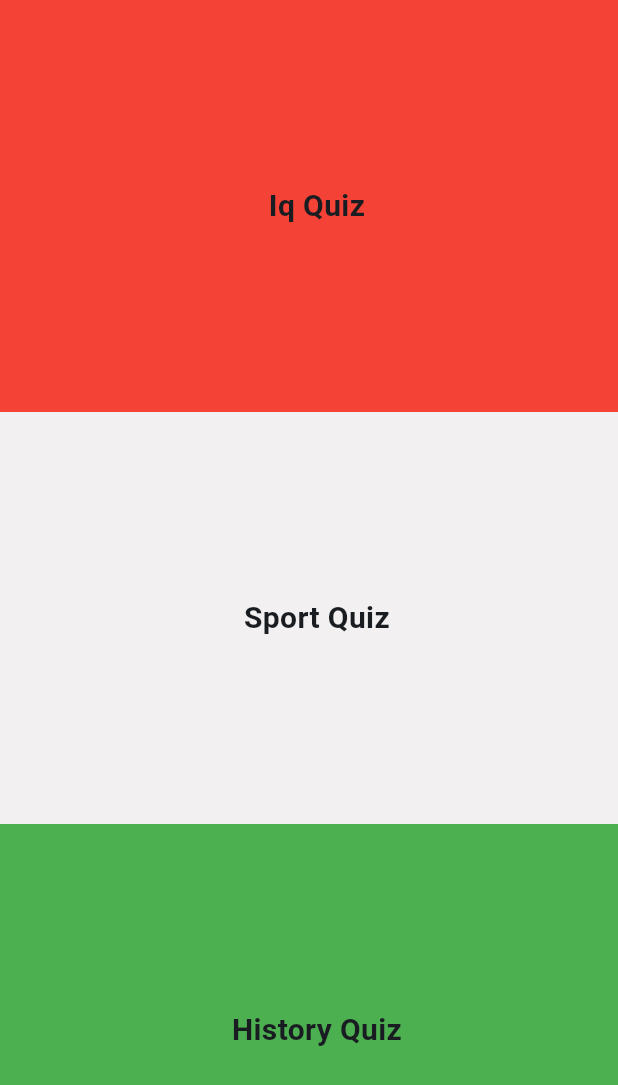
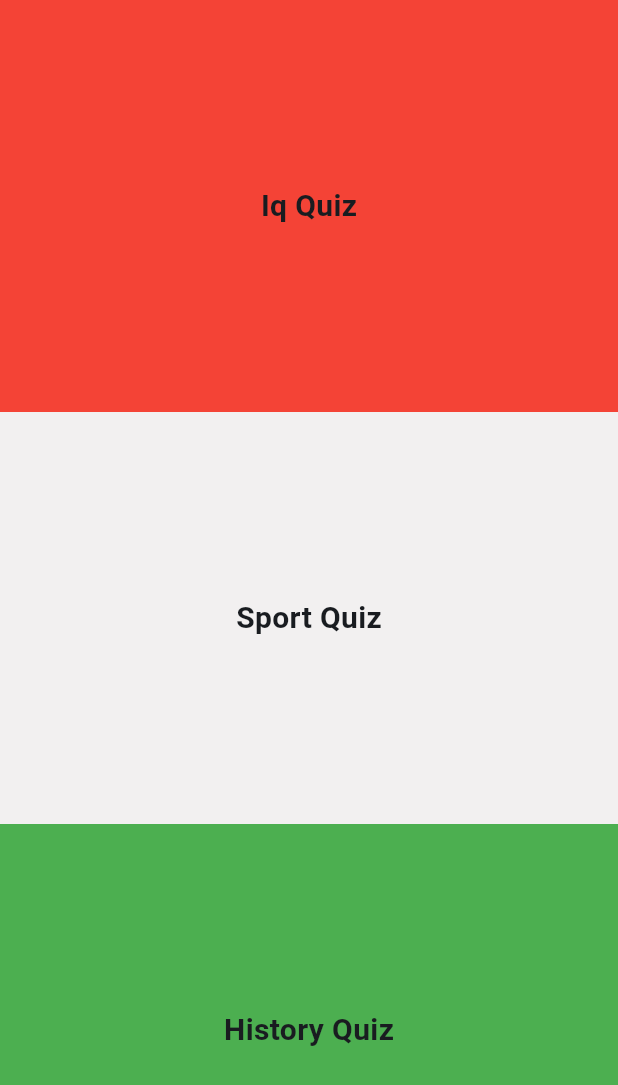
Before and after one commit to enasib556/task3_iti, a Flutter app: the CategoryScreen screen opened directly, on a phone screen of 412 x 824 dp. Shown: the top 1085 px of the screen. Run offline on Flutter 3.47's test engine with Material 3 defaults, Android fonts, the phone set to English and light mode, and no system bars.

```diff
--- /dev/null
+++ b/lib/data/quiz_app_data.dart
@@ -0,0 +1,282 @@
+List<Map<String, dynamic>> iqQuestions = [
+  {
+    'question': '1. What is the next number in the sequence: 2, 4, 8, 16, ...?',
+    'answers': [
+      {'ans': '32', 'score': 1},
+      {'ans': '30', 'score': 0},
+      {'ans': '28', 'score': 0},
+      {'ans': '24', 'score': 0},
+    ]
+  },
+  {
+    'question': '2. What is the smallest prime number?',
+    'answers': [
+      {'ans': '2', 'score': 1},
+      {'ans': '3', 'score': 0},
+      {'ans': '5', 'score': 0},
+      {'ans': '7', 'score': 0},
+    ]
+  },
+  {
+    'question': '3. What is the sum of the angles in a triangle?',
+    'answers': [
+      {'ans': '180 degrees', 'score': 1},
+      {'ans': '90 degrees', 'score': 0},
+      {'ans': '270 degrees', 'score': 0},
+      {'ans': '360 degrees', 'score': 0},
+    ]
+  },
+  {
+    'question':
+        '4. If you rearrange the letters "CIFAIPC" you would have the name of a(n):',
+    'answers': [
+      {'ans': 'Pacific', 'score': 1},
+      {'ans': 'Specific', 'score': 0},
+      {'ans': 'Science', 'score': 0},
+      {'ans': 'Official', 'score': 0},
+    ]
+  },
+  {
+    'question': '5. Which number is missing in the series: 3, 7, 11, 15, ...?',
+    'answers': [
+      {'ans': '19', 'score': 1},
+      {'ans': '17', 'score': 0},
+      {'ans': '21', 'score': 0},
+      {'ans': '23', 'score': 0},
+    ]
+  },
+  {
+    'question': '6. How many sides does a hexagon have?',
+    'answers': [
+      {'ans': '6', 'score': 1},
+      {'ans': '5', 'score': 0},
+      {'ans': '7', 'score': 0},
+      {'ans': '8', 'score': 0},
+    ]
+  },
+  {
+    'question': '7. What is the capital of France?',
+    'answers': [
+      {'ans': 'Paris', 'score': 1},
+      {'ans': 'London', 'score': 0},
+      {'ans': 'Berlin', 'score': 0},
+      {'ans': 'Madrid', 'score': 0},
+    ]
+  },
+  {
+    'question': '8. Which planet is known as the Red Planet?',
+    'answers': [
+      {'ans': 'Mars', 'score': 1},
+      {'ans': 'Earth', 'score': 0},
+      {'ans': 'Jupiter', 'score': 0},
+      {'ans': 'Saturn', 'score': 0},
+    ]
+  },
+  {
+    'question':
+        '9. If you have a basket with 10 apples and you take away 4, how many do you have?',
+    'answers': [
+      {'ans': '4', 'score': 1},
+      {'ans': '6', 'score': 0},
+      {'ans': '10', 'score': 0},
+    ]
+  },
+  {
+    'question':
+        '10. What is the next number in the Fibonacci sequence: 1, 1, 2, 3, 5, 8, ...?',
+    'answers': [
+      {'ans': '13', 'score': 1},
+      {'ans': '10', 'score': 0},
+    ]
+  }
+];
+
+List<Map<String, dynamic>> sportsQuestions = [
+  {
+    'question': '1. Which country won the FIFA World Cup in 2018?',
+    'answers': [
+      {'ans': 'France', 'score': 1},
+      {'ans': 'Brazil', 'score': 0},
+      {'ans': 'Germany', 'score': 0},
+      {'ans': 'Argentina', 'score': 0},
+    ]
+  },
+  {
+    'question': '2. In which sport would you perform a slam dunk?',
+    'answers': [
+      {'ans': 'Basketball', 'score': 1},
+      {'ans': 'Football', 'score': 0},
+      {'ans': 'Tennis', 'score': 0},
+      {'ans': 'Baseball', 'score': 0},
+    ]
+  },
+  {
+    'question': '3. Which athlete is known as the fastest man in the world?',
+    'answers': [
+      {'ans': 'Usain Bolt', 'score': 1},
+      {'ans': 'Michael Phelps', 'score': 0},
+      {'ans': 'Carl Lewis', 'score': 0},
+      {'ans': 'Mo Farah', 'score': 0},
+    ]
+  },
+  {
+    'question': '4. In which sport is the term "birdie" used?',
+    'answers': [
+      {'ans': 'Golf', 'score': 1},
+      {'ans': 'Tennis', 'score': 0},
+      {'ans': 'Cricket', 'score': 0},
+      {'ans': 'Hockey', 'score': 0},
+    ]
+  },
+  {
+    'question':
+        '5. Which country hosts the annual Tour de France cycling race?',
+    'answers': [
+      {'ans': 'France', 'score': 1},
+      {'ans': 'Italy', 'score': 0},
+      {'ans': 'Spain', 'score': 0},
+      {'ans': 'Switzerland', 'score': 0},
+    ]
+  },
+  {
+    'question': '6. Who is known as the "King of Football"?',
+    'answers': [
+      {'ans': 'Pelé', 'score': 1},
+      {'ans': 'Diego Maradona', 'score': 0},
+      {'ans': 'Lionel Messi', 'score': 0},
+      {'ans': 'Cristiano Ronaldo', 'score': 0},
+    ]
+  },
+  {
+    'question': '7. In which sport can you win the Stanley Cup?',
+    'answers': [
+      {'ans': 'Ice Hockey', 'score': 1},
+      {'ans': 'Basketball', 'score': 0},
+      {'ans': 'Baseball', 'score': 0},
+      {'ans': 'American Football', 'score': 0},
+    ]
+  },
+  {
+    'question': '8. Which country won the FIFA World Cup in 2014?',
+    'answers': [
+      {'ans': 'Germany', 'score': 1},
+      {'ans': 'Brazil', 'score': 0},
+      {'ans': 'Argentina', 'score': 0},
+      {'ans': 'Spain', 'score': 0},
+    ]
+  },
+  {
+    'question': '9. Who is the player with the most individual awards?',
+    'answers': [
+      {'ans': 'Lionel Messi', 'score': 1},
+      {'ans': 'Cristiano Ronaldo', 'score': 0},
+      {'ans': 'Pelé', 'score': 0},
+      {'ans': 'Diego Maradona', 'score': 0},
+    ]
+  },
+  {
+    'question': '10. Who is considered the greatest boxer of all time?',
+    'answers': [
+      {'ans': 'Muhammad Ali', 'score': 1},
+      {'ans': 'Mike Tyson', 'score': 0},
+      {'ans': 'Floyd Mayweather', 'score': 0},
+      {'ans': 'Joe Frazier', 'score': 0},
+    ]
+  }
+];
+
+List<Map<String, dynamic>> historyQuestions = [
+  {
+    'question': '1. Who was the first president of the United States?',
+    'answers': [
+      {'ans': 'George Washington', 'score': 1},
+      {'ans': 'Thomas Jefferson', 'score': 0},
+      {'ans': 'Abraham Lincoln', 'score': 0},
+      {'ans': 'John Adams', 'score': 0},
+    ]
+  },
+  {
+    'question': '2. In which year did World War II end?',
+    'answers': [
+      {'ans': '1945', 'score': 1},
+      {'ans': '1944', 'score': 0},
+      {'ans': '1946', 'score': 0},
+      {'ans': '1947', 'score': 0},
+    ]
+  },
+  {
+    'question':
+        '3. Who was the leader of the Soviet Union during World War II?',
+    'answers': [
+      {'ans': 'Joseph Stalin', 'score': 1},
+      {'ans': 'Vladimir Lenin', 'score': 0},
+      {'ans': 'Leon Trotsky', 'score': 0},
+      {'ans': 'Mikhail Gorbachev', 'score': 0},
+    ]
+  },
+  {
+    'question':
+        '4. Which empire was known as the "Empire on which the sun never sets"?',
+    'answers': [
+      {'ans': 'The British Empire', 'score': 1},
+      {'ans': 'The Roman Empire', 'score': 0},
+      {'ans': 'The Ottoman Empire', 'score': 0},
+      {'ans': 'The Mongol Empire', 'score': 0},
+    ]
+  },
+  {
+    'question':
+        '5. Who was the ancient Egyptian queen known for her beauty and her love affair with Julius Caesar?',
+    'answers': [
+      {'ans': 'Cleopatra', 'score': 1},
+      {'ans': 'Nefertiti', 'score': 0},
+      {'ans': 'Hatshepsut', 'score': 0},
+      {'ans': 'Sobekneferu', 'score': 0},
+    ]
+  },
+  {
+    'question': '6. What year did the Titanic sink?',
+    'answers': [
+      {'ans': '1912', 'score': 1},
+      {'ans': '1905', 'score': 0},
+      {'ans': '1915', 'score': 0},
+      {'ans': '1920', 'score': 0},
+    ]
+  },
+  {
+    'question': '7. Who discovered America in 1492?',
+    'answers': [
+      {'ans': 'Christopher Columbus', 'score': 1},
+      {'ans': 'Amerigo Vespucci', 'score': 0},
+      {'ans': 'Leif Erikson', 'score': 0},
+      {'ans': 'Ferdinand Magellan', 'score': 0},
+    ]
+  },
+  {
+    'question': '8. Who was the first man to step on the moon?',
+    'answers': [
+      {'ans': 'Neil Armstrong', 'score': 1},
+      {'ans': 'Buzz Aldrin', 'score': 0},
+      {'ans': 'Yuri Gagarin', 'score': 0},
+      {'ans': 'Michael Collins', 'score': 0},
+    ]
+  },
+  {
+    'question': '9. What was the main cause of the fall of the Roman Empire?',
+    'answers': [
+      {'ans': 'Barbarian invasions', 'score': 1},
+      {'ans': 'Economic decline', 'score': 0},
+      {'ans': 'Political corruption', 'score': 0},
+      {'ans': 'Overexpansion', 'score': 0},
+    ]
+  },
+  {
+    'question': '10. Who wrote the "I Have a Dream" speech?',
+    'answers': [
+      {'ans': 'Martin Luther King Jr.', 'score': 1},
+      {'ans': 'Malcolm X', 'score': 0},
+      {'ans': 'Rosa Parks', 'score': 0},
+      {'ans': 'Frederick Douglass', 'score': 0},
+    ]
+  }
+];
--- a/lib/screens/category_screen.dart
+++ b/lib/screens/category_screen.dart
@@ -1,19 +1,62 @@
 import 'package:flutter/material.dart';
+import 'package:quiz_app_iti/data/quiz_app_data.dart';
+import 'package:quiz_app_iti/utils/globals.dart';
 import 'package:quiz_app_iti/widgets/category_card.dart';
-import 'package:quiz_app_iti/screens/question_screen.dart'; // تأكد من المسار الصحيح
+import 'package:quiz_app_iti/screens/question_screen.dart';
+import 'package:quiz_app_iti/screens/login_screen.dart'; // استخدم اسم شاشة الدخول الصحيح هنا
 
 class CategoryScreen extends StatelessWidget {
   CategoryScreen({Key? key});
 
   final List<Map<String, dynamic>> data = [
-    {'name': "  Iq Quiz", 'color': Colors.red},
-    {'name': "  Sport Quiz", 'color': const Color.fromARGB(255, 242, 240, 240)},
-    {'name': "  History Quiz", 'color': Colors.green}
+    {'name': "Iq Quiz", 'color': Colors.red, 'questions': iqQuestions},
+    {
+      'name': "Sport Quiz",
+      'color': Color.fromARGB(255, 242, 240, 240),
+      'questions': sportsQuestions
+    },
+    {
+      'name': "History Quiz",
+      'color': Colors.green,
+      'questions': historyQuestions
+    }
   ];
 
   @override
   Widget build(BuildContext context) {
-    return Scaffold(
+    return WillPopScope(
+      // Widget يستخدم WillPopScope للتعامل مع عملية الرجوع
+      onWillPop: () async {
+        // عرض حوار التأكيد عند الضغط على زر الرجوع
+        bool confirmLogout = await showDialog(
+          context: context,
+          builder: (context) => AlertDialog(
+            title: Text('Are you sure?'),
+            content: Text('Do you want to logout and go back to login screen?'),
+            actions: <Widget>[
+              TextButton(
+                onPressed: () => Navigator.of(context).pop(false),
+                child: Text('No'),
+              ),
+              TextButton(
+                onPressed: () => Navigator.of(context).pop(true),
+                child: Text('Yes'),
+              ),
+            ],
+          ),
+        );
+
+        if (confirmLogout == true) {
+          // Clear username when logging out
+          username = '';
+          // Return true to allow popping the route
+          return true;
+        } else {
+          // Return false to prevent popping the route
+          return false;
+        }
+      },
+      child: Scaffold(
         body: Column(
           crossAxisAlignment: CrossAxisAlignment.stretch,
           children: [
@@ -26,7 +69,10 @@ class CategoryScreen extends StatelessWidget {
                     Navigator.push(
                       context,
                       MaterialPageRoute(
-                      builder: (context) => QuestionScreen(),
+                        builder: (context) => QuestionScreen(
+                          categoryColor: data[i]['color'],
+                          questions: data[i]['questions'],
+                        ),
                       ),
                     );
                   },
@@ -34,6 +80,7 @@ class CategoryScreen extends StatelessWidget {
               ),
           ],
         ),
+      ),
     );
   }
 }
--- /dev/null
+++ b/lib/utils/globals.dart
@@ -0,0 +1 @@
+String? username;
```
Also changed, not shown: lib/screens/login_screen.dart (+25 -9 lines), lib/screens/question_screen.dart (+84 -54 lines), lib/screens/score_screen.dart (added, +81 -0 lines), 11 other files. Lines whose indentation alone changed are shown as unchanged.
